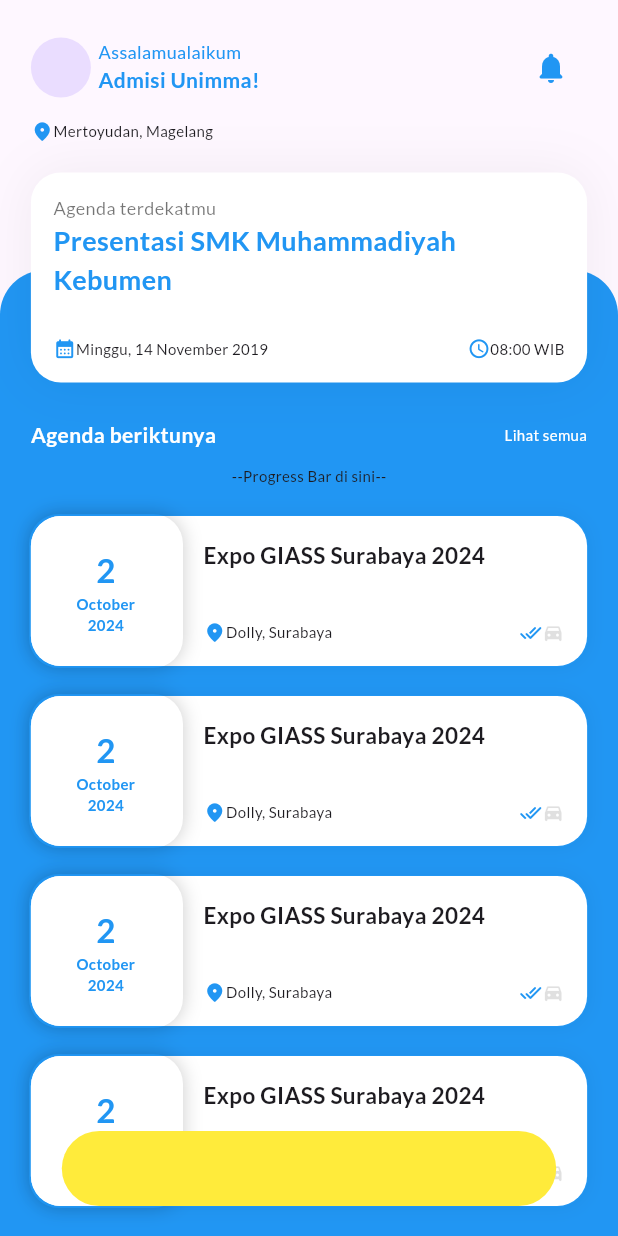
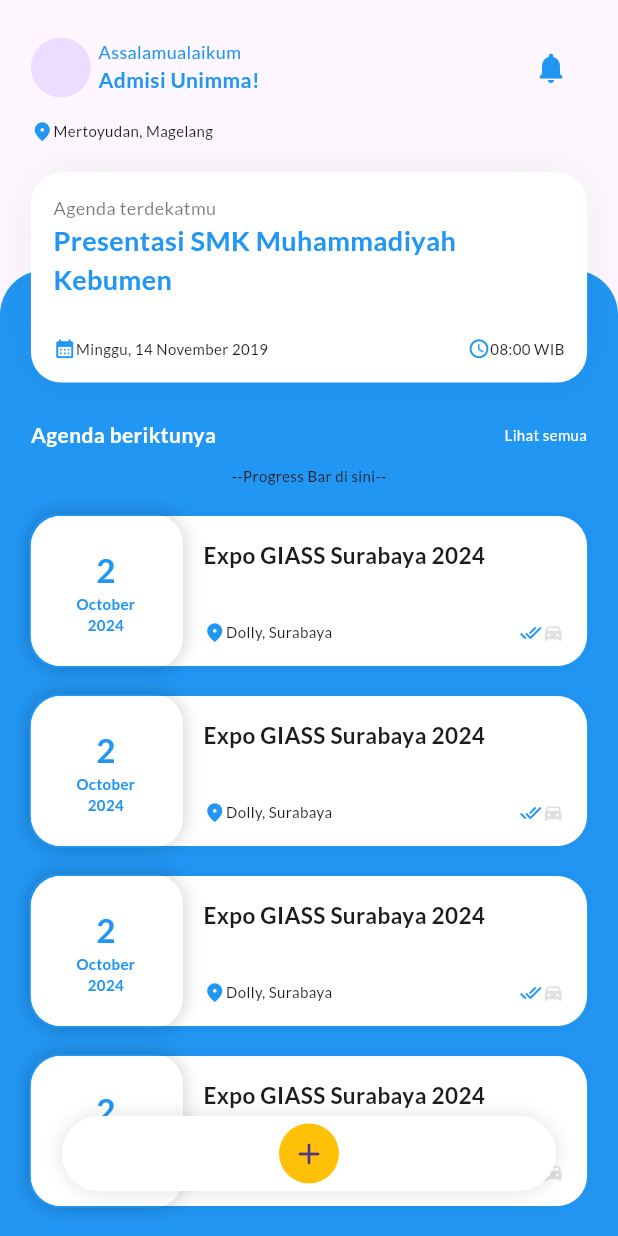
Before and after one commit to hudagraphy/markethink, a Flutter app: the screen it shows after launch, on a phone screen of 412 x 824 dp. Run offline on Flutter 3.47's test engine with Material 3 defaults, Android fonts, the light colour scheme and no system bars; our stand-ins replace animated_bottom_navigation_bar, google_fonts.

Commit message:
Widget Navbar tambah list icon

```diff
--- a/lib/beranda.dart
+++ b/lib/beranda.dart
@@ -30,7 +30,7 @@
                       margin: EdgeInsets.only(top: 100),
                       padding: EdgeInsets.only(
                         top: 100,
-                        bottom: 50,
+                        bottom: 80,
                         left: 5 / 100 * lebarLayar,
                         right: 5 / 100 * lebarLayar,
                       ),
@@ -150,21 +150,62 @@
           //NavBar
           Align(
             alignment: Alignment.bottomCenter,
-            child: Container(
-              height: 50,
-              width: double.infinity,
-              margin: EdgeInsets.only(
-                left: 10 / 100 * lebarLayar,
-                right: 10 / 100 * lebarLayar,
-                bottom: 20,
-              ),
-              decoration: BoxDecoration(
-                  color: Colors.yellow,
-                  borderRadius: BorderRadius.circular(30)),
-            ),
+            child: NavigasiBar(lebarLayar: lebarLayar),
           )
         ],
       ),
+    );
+  }
+}
+
+class NavigasiBar extends StatefulWidget {
+  const NavigasiBar({
+    super.key,
+    required this.lebarLayar,
+  });
+
+  final double lebarLayar;
+
+  @override
+  State<NavigasiBar> createState() => _NavigasiBarState();
+}
+
+class _NavigasiBarState extends State<NavigasiBar> {
+  final List<IconData> iconNavigasi = [Icons.add_rounded];
+
+  @override
+  Widget build(BuildContext context) {
+    return Container(
+      height: 50,
+      width: double.infinity,
+      margin: EdgeInsets.only(
+        left: 10 / 100 * widget.lebarLayar,
+        right: 10 / 100 * widget.lebarLayar,
+        bottom: 30,
+      ),
+      decoration: BoxDecoration(
+        color: Colors.white,
+        borderRadius: BorderRadius.circular(30),
+        boxShadow: [
+          BoxShadow(
+            color: Colors.black12,
+            blurRadius: 10,
+          ),
+        ],
+      ),
+      child: Row(
+          mainAxisAlignment: MainAxisAlignment.center,
+          children: iconNavigasi.map(
+            (e) {
+              return CircleAvatar(
+                backgroundColor: Colors.amber,
+                child: IconButton(
+                  icon: Icon(e),
+                  onPressed: () {},
+                ),
+              );
+            },
+          ).toList()),
     );
   }
 }
```
